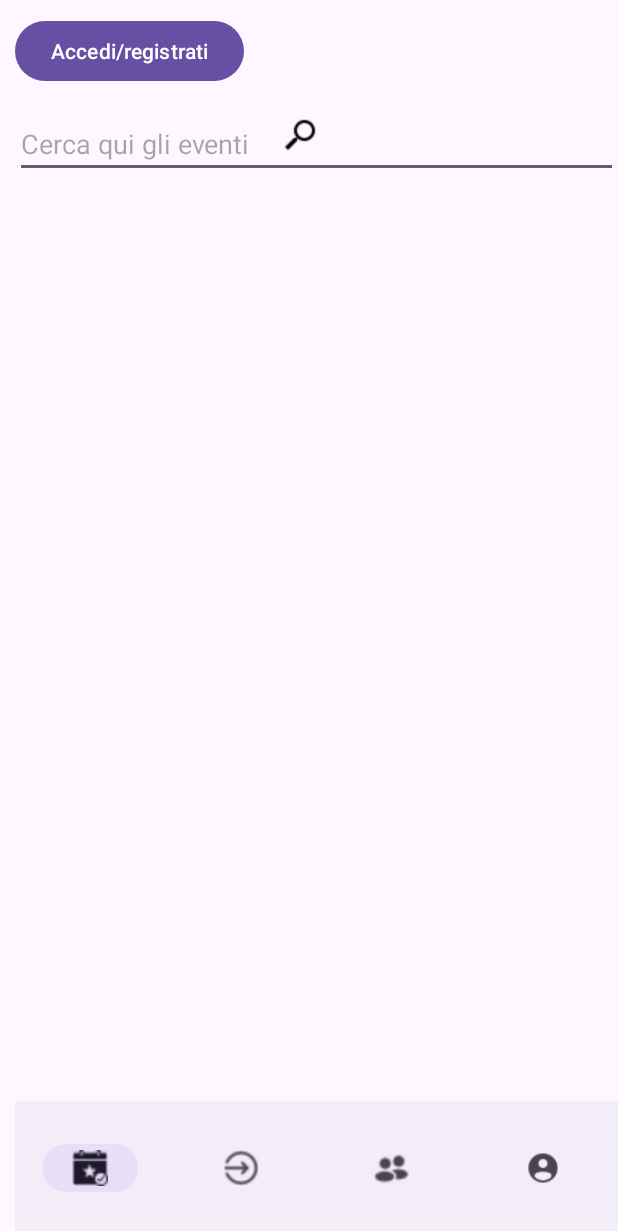
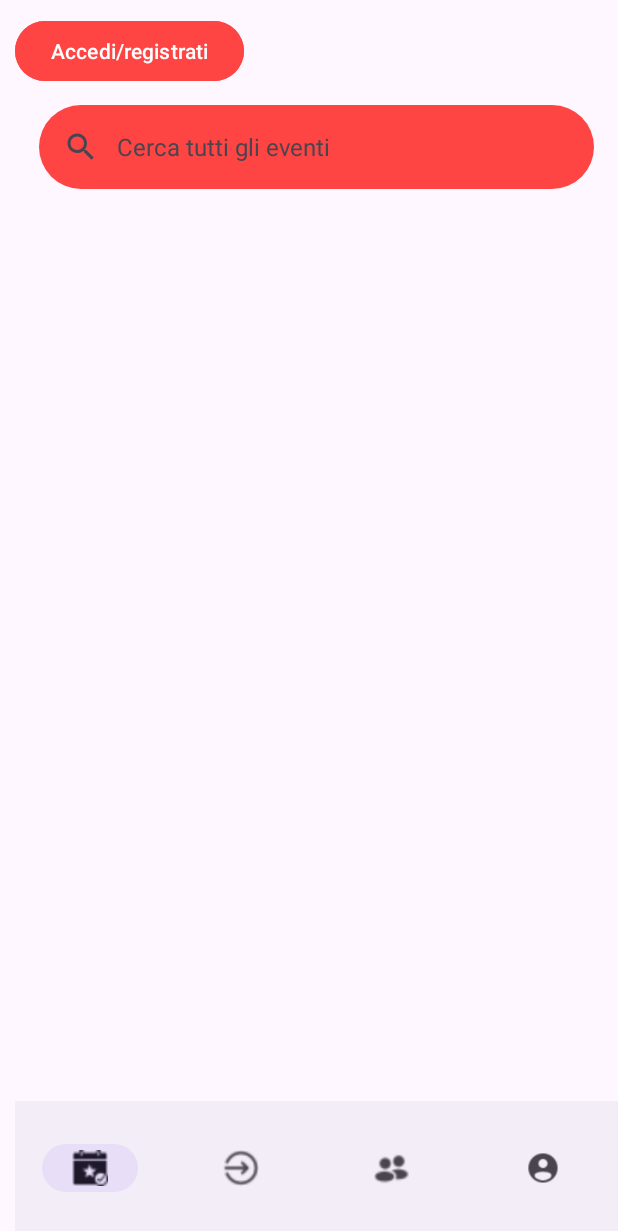
Before and after one commit to sanzaaaaaa/EventFinder, an Android app: the screen it shows after launch (MainActivity), on a phone screen of 412 x 824 dp. Shown: the top 1231 px of the screen. Run offline under Robolectric (Android 15) with nearby library versions, the phone set to English and light mode, and no system bars.

Commit message:
modifiche mainacticity

```diff
--- a/EventFinder/app/src/main/res/layout/activity_main.xml
+++ b/EventFinder/app/src/main/res/layout/activity_main.xml
@@ -19,31 +19,21 @@
 
     <Button
         android:id="@+id/loginHomeBtn"
+        android:backgroundTint="@android:color/holo_red_light"
         android:layout_width="wrap_content"
+
         android:layout_height="wrap_content"
         android:text="Accedi/registrati" />
 
-
-
-    <EditText
+    <com.google.android.material.search.SearchBar
+        android:id="@+id/searchBarHome"
         android:layout_width="match_parent"
         android:layout_height="wrap_content"
         android:layout_below="@+id/loginHomeBtn"
-        android:hint="Cerca qui gli eventi"
-        android:layout_marginTop="15dp"
-        android:id="@+id/barraRicercaHome"/>
-
-    <ImageView
-        android:layout_width="wrap_content"
-        android:layout_height="wrap_content"
-        android:src="@drawable/iconaricerca"
-        android:layout_alignRight="@+id/barraRicercaHome"
-        android:layout_below="@id/loginHomeBtn"
-        android:layout_marginTop="20dp"
-        android:layout_marginRight="200dp"
-        android:id="@+id/iconaRicercaHome"/>
-
-
+        android:layout_marginTop="12dp"
+        android:hint="Cerca tutti gli eventi"
+        app:titleTextColor="@color/white"
+        android:backgroundTint="@android:color/holo_red_light" />
 
 
 </RelativeLayout>
```
Also changed, not shown: EventFinder/app/src/main/java/com/example/eventfinder/MainActivity.java (+4 -7 lines), 1 other file.
